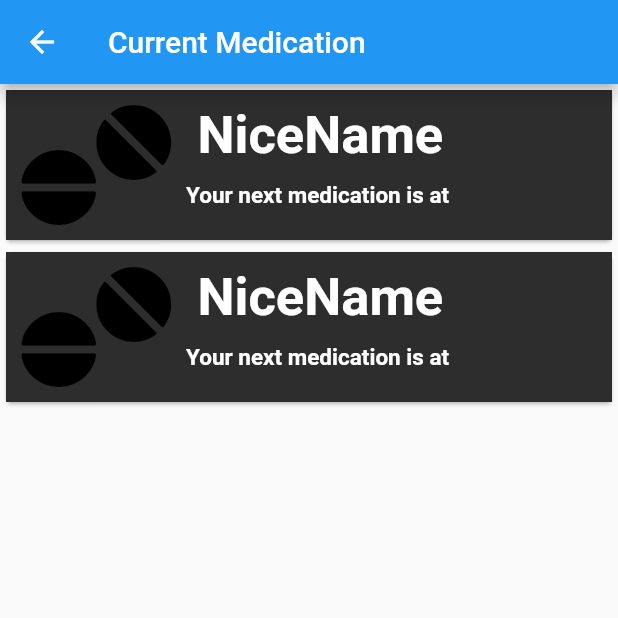
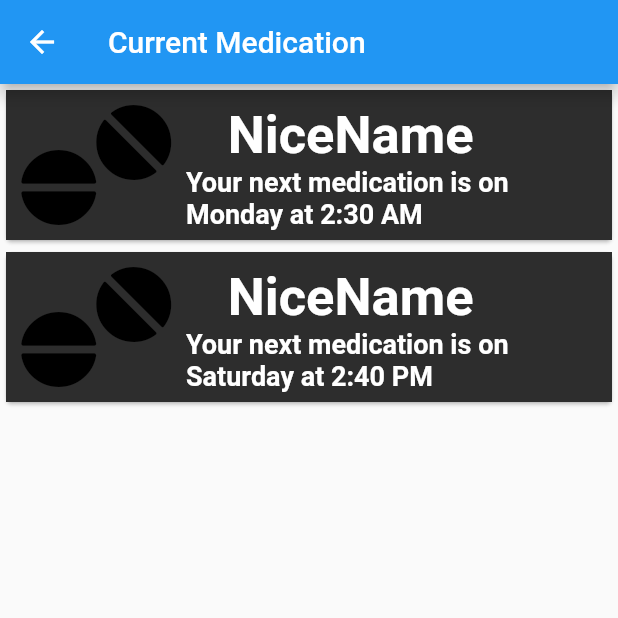
Before and after one commit to moahmmed199898/MedicalReminder, a Flutter app: the screen it shows after launch, on a phone screen of 412 x 824 dp, the top half of it. Run offline on Flutter 3.47's test engine with Material 2 defaults, Android fonts, the phone set to English and light mode, and no system bars; our stand-ins replace font_awesome_flutter.

Commit message:
Getting the time functionality on the Medication_Card_Maker.dart working

```diff
--- a/lib/Components/MedicationCard/Medication_Card.dart
+++ b/lib/Components/MedicationCard/Medication_Card.dart
@@ -6,6 +6,9 @@ class MedicationCard extends StatelessWidget {
   final String subText;
   final IconData icon;
   final Color iconColor;
+
+  final double _medNameFontSize = 35;
+  final double _subTextFontSize = 18;
 
   MedicationCard(this.medName, this.subText, this.icon, this.iconColor);
 
@@ -28,12 +31,12 @@ class MedicationCard extends StatelessWidget {
                 Column(
                   children: [
                     Container(
-                      margin: EdgeInsets.only(top: 10, bottom: 10),
+                      margin: EdgeInsets.only(top: 10 ),
                       child: Text(
                         medName,
                         style: TextStyle(
                           color: Color.fromRGBO(255, 255, 255, 1),
-                          fontSize: 35,
+                          fontSize: _medNameFontSize,
                           fontWeight: FontWeight.bold,
                         ),
                       ),
@@ -42,7 +45,7 @@ class MedicationCard extends StatelessWidget {
                       subText,
                       style: TextStyle(
                         color: Color.fromRGBO(255, 255, 255, 1),
-                        fontSize: 15,
+                        fontSize: _subTextFontSize,
                         fontWeight: FontWeight.bold,
                       ),
                     )
--- a/lib/Components/MedicationCard/Medication_Card_Maker.dart
+++ b/lib/Components/MedicationCard/Medication_Card_Maker.dart
@@ -1,8 +1,8 @@
-import 'dart:convert';
-
 import 'package:flutter/material.dart';
 import 'package:font_awesome_flutter/font_awesome_flutter.dart';
 import 'package:medical_reminder/Components/MedicationCard/Medication_Card.dart';
+import 'package:intl/intl.dart';
+import 'package:medical_reminder/Services/Date_Time_Translator.dart';
 
 import '../../Types/Firebase_Data.dart';
 import 'Medication_Card.dart';
@@ -18,10 +18,57 @@ class MedicationCardMaker extends StatelessWidget {
   MedicationCardMaker(this.medications) {
     medName = medications.medNickName;
     //TODO: implement when the next med is due
-    subText = 'Your next medication is at ';
+    subText = _timeStringGenerator(medications.medInterval);
     if(medications.medType == "T") icon = FontAwesomeIcons.tablets; else icon = FontAwesomeIcons.capsules;
     iconColor = Color.fromRGBO(medications.medColor.r, medications.medColor.g, medications.medColor.b, 1);
+
   }
+
+  String _timeStringGenerator(List<MedInterval> timestemps) {
+    List<int> medTimes = _findTheClosestMedication(timestemps);
+    String amOrPM;
+    int hour;
+    if(medTimes[1]>12) {
+      amOrPM = "PM";
+      hour = medTimes[1]-12;
+    } else {
+      amOrPM = "AM";
+      hour = medTimes[1];
+    }
+
+    return "Your next medication is on \n${DateTimeTranslator.intToDay(medTimes[0])} at ${hour}:${medTimes[2]} ${amOrPM}";
+  }
+
+
+  List<int> _findTheClosestMedication(List<MedInterval> timestemps) {
+    //find the closest day
+    timestemps.sort((a, b) => a.day.compareTo(b.day));
+    MedInterval closestMedication = timestemps[0];
+    //find the closest time
+    List<Duration> medicationTimestemps = List<Duration>();
+    for(String medicationTimestamp in closestMedication.time) {
+      List<String> splittedTime = medicationTimestamp.split(":");
+      Duration duration = Duration(hours: int.parse(splittedTime[0]),  minutes: int.parse(splittedTime[1]));
+      medicationTimestemps.add(duration);
+    }
+    medicationTimestemps.sort();
+    DateTime dateTimeforMedication = generateNewDayTime().add(medicationTimestemps[0]);
+
+
+
+    return [closestMedication.day, dateTimeforMedication.hour, dateTimeforMedication.minute];
+  }
+
+
+
+  DateTime generateNewDayTime() {
+    DateTime currentDateTime = DateTime.now();
+    String currentDateString = currentDateTime.toString().split(" ")[0];
+    DateTime currentDate = DateTime.parse(currentDateString);
+    return currentDate;
+  }
+
+
 
 
 
--- a/lib/Components/MedicationCard/Medication_Card_Manager.dart
+++ b/lib/Components/MedicationCard/Medication_Card_Manager.dart
@@ -14,7 +14,7 @@ class _MedicationCardManagerState extends State<MedicationCardManager> {
 
   @override
   Widget build(BuildContext context) {
-    var data = '[ { "medicationName":"hello", "medColor": {"r": 0, "g":0, "b":0}, "medNickName": "NiceName", "interval": { "week": ["M","W"], "time": ["1600","1800"] }, "amountLeft":4, "dose":500, "medType":"T" }, { "medicationName":"hello", "medColor": {"r": 0, "g":0, "b":0}, "medNickName": "NiceName", "interval": { "week": ["M","W"], "time": ["1600","1800"] }, "amountLeft":4, "dose":500, "medType":"T" } ]';
+    var data = '[ { "medicationName": "hello", "medColor": { "r": 0, "g": 0, "b": 0 }, "medNickName": "NiceName", "medInterval": [ { "Day": 1, "time": ["2:30", "14:40"] } ], "amountLeft": 4, "dose": 500, "medType": "T" }, { "medicationName": "hello", "medColor": { "r": 0, "g": 0, "b": 0 }, "medNickName": "NiceName", "medInterval": [ { "Day": 6, "time": ["16:30", "14:40"] } ], "amountLeft": 4, "dose": 500, "medType": "T" } ]';
     List<Medications> decoded = medicationsFromJson(data);
     return Column(
       children: decoded.map((e) => MedicationCardMaker(e)).toList(),
--- /dev/null
+++ b/lib/Services/Date_Time_Translator.dart
@@ -0,0 +1,14 @@
+class DateTimeTranslator {
+  static String intToDay(int dayNumber) {
+    switch(dayNumber) {
+      case 1: return "Monday";
+      case 2: return "Tuesday";
+      case 3: return "Wednesday";
+      case 4: return "Thursday";
+      case 5: return "Friday";
+      case 6: return "Saturday";
+      case 7: return "Sunday";
+      default: return "NA";
+    }
+  }
+}
--- a/lib/Types/Firebase_Data.dart
+++ b/lib/Types/Firebase_Data.dart
@@ -13,7 +13,7 @@ class Medications {
     this.medicationName,
     this.medColor,
     this.medNickName,
-    this.interval,
+    this.medInterval,
     this.amountLeft,
     this.dose,
     this.medType,
@@ -22,7 +22,7 @@ class Medications {
   String medicationName;
   MedColor medColor;
   String medNickName;
-  Interval interval;
+  List<MedInterval> medInterval;
   int amountLeft;
   int dose;
   String medType;
@@ -31,7 +31,7 @@ class Medications {
     medicationName: json["medicationName"],
     medColor: MedColor.fromJson(json["medColor"]),
     medNickName: json["medNickName"],
-    interval: Interval.fromJson(json["interval"]),
+    medInterval: List<MedInterval>.from(json["medInterval"].map((x) => MedInterval.fromJson(x))),
     amountLeft: json["amountLeft"],
     dose: json["dose"],
     medType: json["medType"],
@@ -41,30 +41,10 @@ class Medications {
     "medicationName": medicationName,
     "medColor": medColor.toJson(),
     "medNickName": medNickName,
-    "interval": interval.toJson(),
+    "medInterval": List<dynamic>.from(medInterval.map((x) => x.toJson())),
     "amountLeft": amountLeft,
     "dose": dose,
     "medType": medType,
-  };
-}
-
-class Interval {
-  Interval({
-    this.week,
-    this.time,
-  });
-
-  List<String> week;
-  List<String> time;
-
-  factory Interval.fromJson(Map<String, dynamic> json) => Interval(
-    week: List<String>.from(json["week"].map((x) => x)),
-    time: List<String>.from(json["time"].map((x) => x)),
-  );
-
-  Map<String, dynamic> toJson() => {
-    "week": List<dynamic>.from(week.map((x) => x)),
-    "time": List<dynamic>.from(time.map((x) => x)),
   };
 }
 
@@ -91,3 +71,23 @@ class MedColor {
     "b": b,
   };
 }
+
+class MedInterval {
+  MedInterval({
+    this.day,
+    this.time,
+  });
+
+  int day;
+  List<String> time;
+
+  factory MedInterval.fromJson(Map<String, dynamic> json) => MedInterval(
+    day: json["Day"],
+    time: List<String>.from(json["time"].map((x) => x)),
+  );
+
+  Map<String, dynamic> toJson() => {
+    "Day": day,
+    "time": List<dynamic>.from(time.map((x) => x)),
+  };
+}
```
